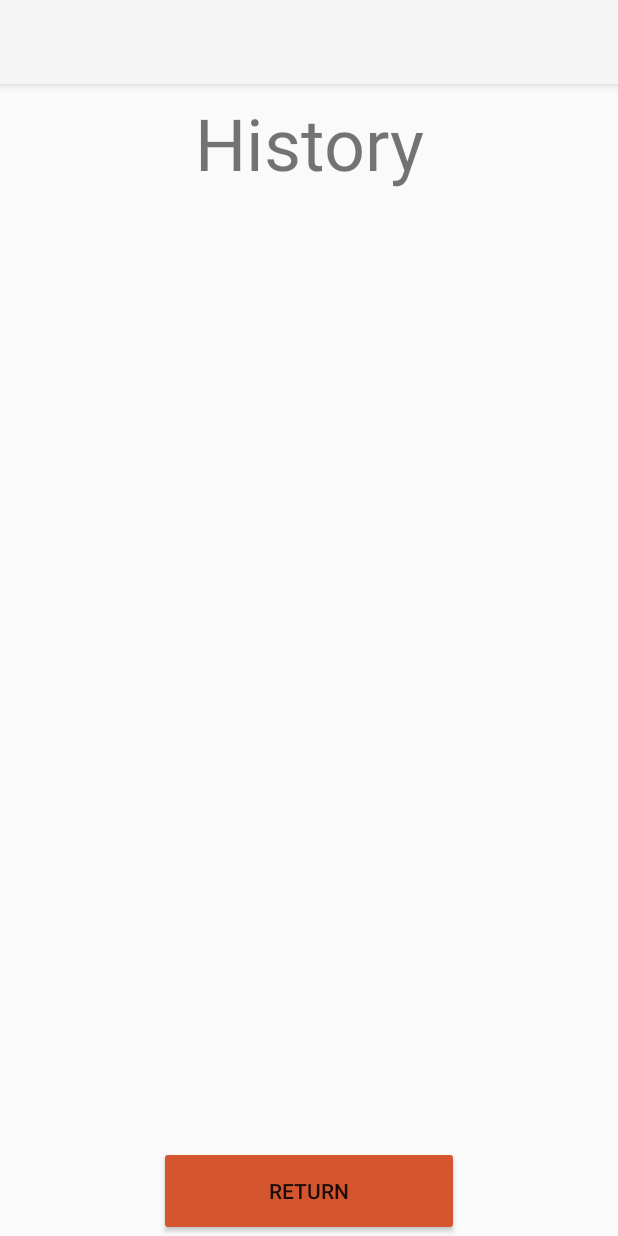
After one commit to GilYairYamin/FindIt-Android, an Android app: the HistoryActivity screen opened directly, with no data from a screen before it, on a phone screen of 412 x 824 dp. The commit adds this screen. Run offline under Robolectric (Android 15) with nearby library versions, the light colour scheme and no system bars.

Commit message:
Added new screens
1. Changed the SearchActivity screen
2. Added history screen

```diff
--- a/app/src/main/AndroidManifest.xml
+++ b/app/src/main/AndroidManifest.xml
@@ -12,6 +12,9 @@
         android:supportsRtl="true"
         android:theme="@style/Theme.FindIt"
         tools:targetApi="31">
+        <activity
+            android:name=".HistoryActivity"
+            android:exported="false" />
         <activity
             android:name=".ProfilePageActivity"
             android:exported="false" />
--- /dev/null
+++ b/app/src/main/java/com/example/findit/HistoryActivity.java
@@ -0,0 +1,42 @@
+package com.example.findit;
+
+import android.content.Intent;
+import android.os.Bundle;
+import android.view.View;
+import android.widget.Button;
+
+import androidx.activity.EdgeToEdge;
+import androidx.appcompat.app.AppCompatActivity;
+import androidx.core.graphics.Insets;
+import androidx.core.view.ViewCompat;
+import androidx.core.view.WindowInsetsCompat;
+
+public class HistoryActivity extends AppCompatActivity implements View.OnClickListener {
+
+    private Button btnReturn;
+    private Intent returnIntent;
+
+    @Override
+    protected void onCreate(Bundle savedInstanceState)
+    {
+        super.onCreate(savedInstanceState);
+        setContentView(R.layout.activity_history);
+
+        init();
+    }
+
+    private void init()
+    {
+        btnReturn = findViewById(R.id.btnReturnID);
+        returnIntent = new Intent(HistoryActivity.this, SearchPageActivity.class);
+
+
+        btnReturn.setOnClickListener(this);
+    }
+
+    @Override
+    public void onClick(View v) {
+
+        startActivity(returnIntent);
+    }
+}
--- /dev/null
+++ b/app/src/main/res/layout/activity_history.xml
@@ -0,0 +1,33 @@
+<?xml version="1.0" encoding="utf-8"?>
+<LinearLayout xmlns:android="http://schemas.android.com/apk/res/android"
+    xmlns:app="http://schemas.android.com/apk/res-auto"
+    xmlns:tools="http://schemas.android.com/tools"
+    android:id="@+id/main"
+    android:layout_width="match_parent"
+    android:layout_height="match_parent"
+    android:orientation="vertical"
+    tools:context=".HistoryActivity">
+
+    <TextView
+        android:id="@+id/textView2"
+        android:layout_width="match_parent"
+        android:layout_height="0dp"
+        android:layout_weight="1"
+        android:gravity="center"
+        android:text="History"
+        android:textSize="48sp" />
+
+    <ListView
+        android:layout_width="match_parent"
+        android:layout_height="0dp"
+        android:layout_weight="8" />
+
+    <Button
+        android:id="@+id/btnReturnID"
+        android:layout_width="200dp"
+        android:layout_height="60dp"
+        android:layout_gravity="center_horizontal"
+        android:text="Return"
+        android:backgroundTint="#D5562E" />
+
+</LinearLayout>
--- a/app/src/main/res/layout/activity_profile_page.xml
+++ b/app/src/main/res/layout/activity_profile_page.xml
@@ -41,7 +41,10 @@
                 android:layout_height="100dp"
                 android:src="@drawable/placeholder_profile_picture"
                 android:background="?attr/selectableItemBackgroundBorderless"
-                android:scaleType="centerCrop" />
+                android:scaleType="centerCrop"
+                android:clickable="true"
+                android:focusable="true" />
+
         </LinearLayout>
 
         <!-- First Name Section -->
```
Also changed, not shown: app/src/main/java/com/example/findit/ProfilePageActivity.java (+0 -7 lines), app/src/main/java/com/example/findit/SearchPageActivity.java (+13 -3 lines), app/src/main/res/layout/activity_search_page.xml (+68 -21 lines), app/src/main/res/menu/drawer_menu.xml (added, +12 -0 lines), app/src/main/res/drawable/search_default_placeholder.jpg (added).
